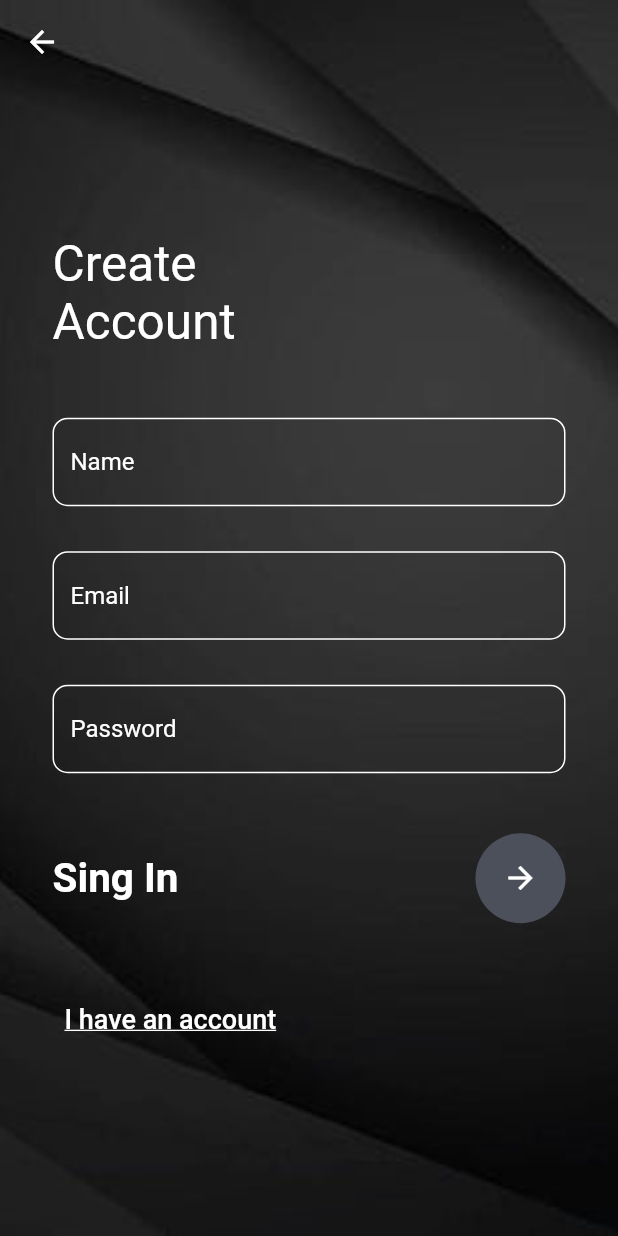
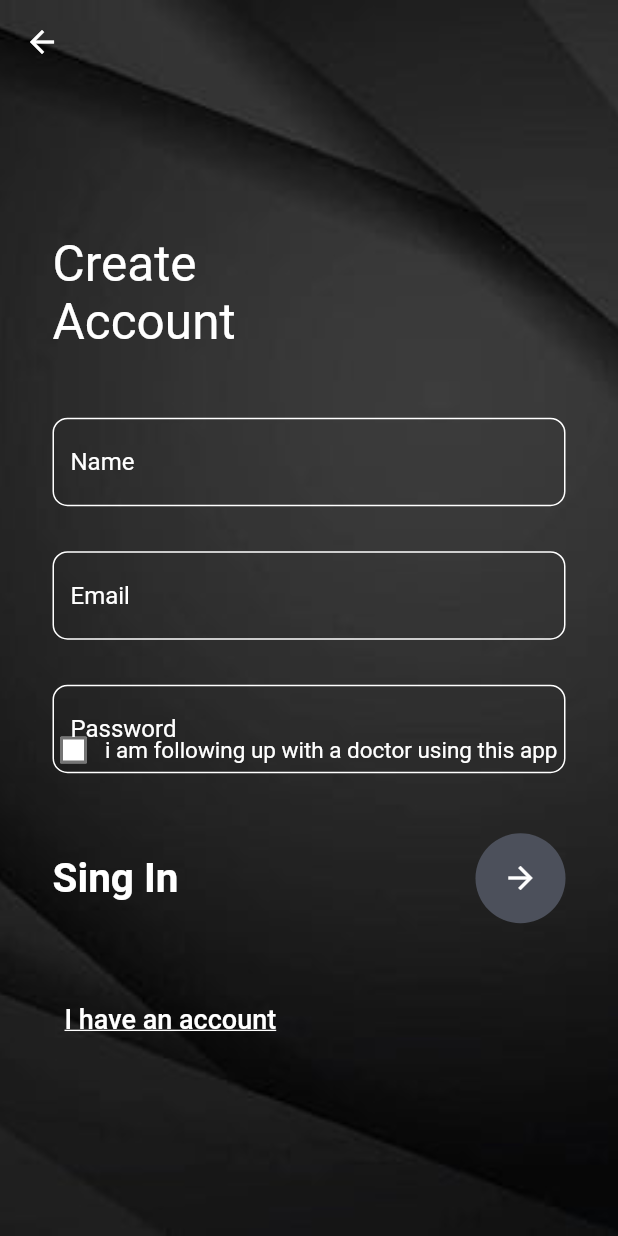
Before and after one commit to Ahmedkh285/patient_tracker, a Flutter app: the PtRegister screen opened by its route, on a phone screen of 412 x 824 dp. Run offline on Flutter 3.47's test engine with Material 2 defaults, Android fonts, the phone set to English and light mode, and no system bars; missing offline and left inert: dart:ffi.

Commit message:
Update pt_register.dart

```diff
--- a/lib/patient/pt_register.dart
+++ b/lib/patient/pt_register.dart
@@ -1,4 +1,41 @@
 import 'package:flutter/material.dart';
+
+class CheckboxExample extends StatefulWidget {
+  const CheckboxExample({super.key});
+
+  @override
+  State<CheckboxExample> createState() => _CheckboxExampleState();
+}
+
+class _CheckboxExampleState extends State<CheckboxExample> {
+  bool isChecked = false;
+
+  @override
+  Widget build(BuildContext context) {
+    Color getColor(Set<MaterialState> states) {
+      const Set<MaterialState> interactiveStates = <MaterialState>{
+        MaterialState.pressed,
+        MaterialState.hovered,
+        MaterialState.focused,
+      };
+      if (states.any(interactiveStates.contains)) {
+        return Colors.blue;
+      }
+      return Colors.white;
+    }
+
+    return Checkbox(
+      checkColor: Colors.white,
+      fillColor: MaterialStateProperty.resolveWith(getColor),
+      value: isChecked,
+      onChanged: (bool? value) {
+        setState(() {
+          isChecked = value!;
+        });
+      },
+    );
+  }
+} //checkbox not working can you find the error please?
 
 class PtRegister extends StatefulWidget {
   const PtRegister({Key? key}) : super(key: key);
@@ -25,6 +62,17 @@ class _PtRegisterState extends State<PtRegister> {
         backgroundColor: Colors.transparent,
         body: Stack(
           children: [
+            Container(
+              padding: EdgeInsets.only(left: 25, top: 420),
+              child: CheckboxExample(),
+            ),
+            Container(
+              padding: EdgeInsets.only(left: 70, top: 435),
+              child: Text(
+                'i am following up with a doctor using this app',
+                style: TextStyle(color: Colors.white, fontSize: 15),
+              ),
+            ),
             Container(
               padding: EdgeInsets.only(left: 35, top: 100),
               child: Text(
```
